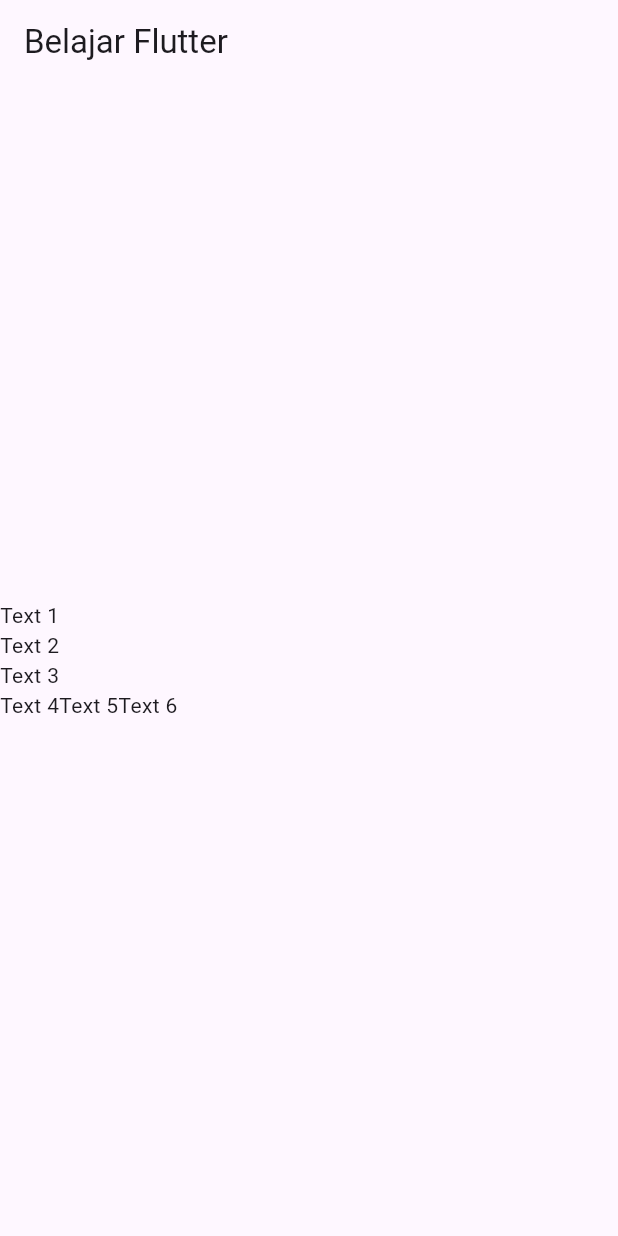
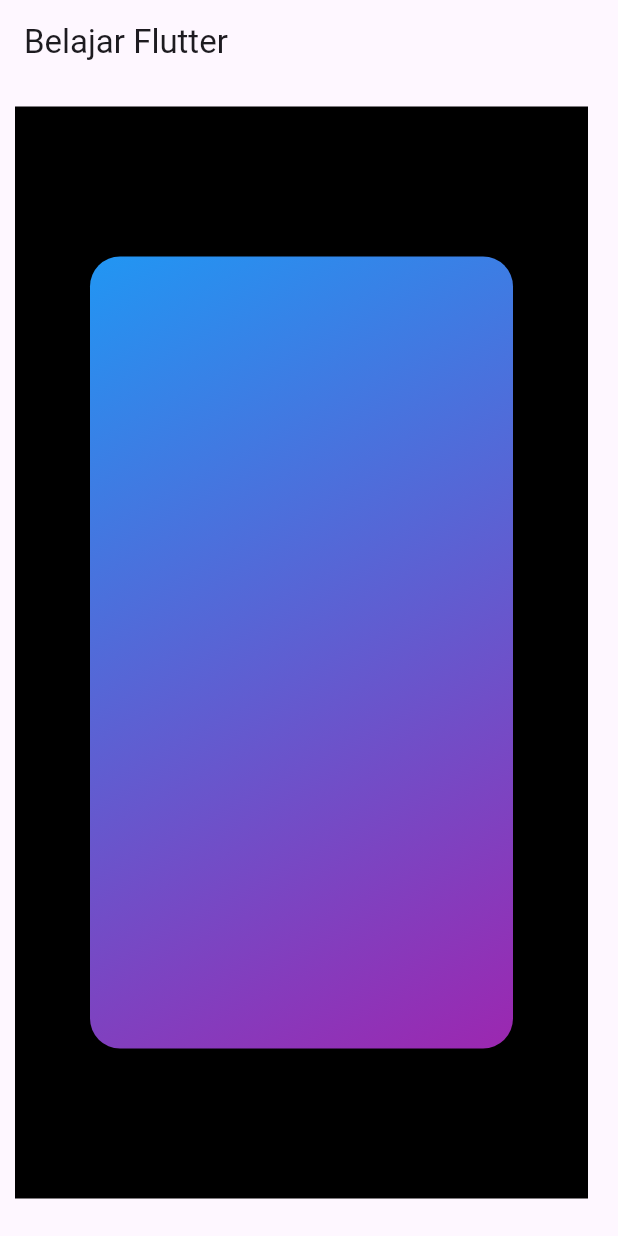
Before and after one commit to hunn99/belajarflutter, a Flutter app: the screen it shows after launch, on a phone screen of 412 x 824 dp. Run offline on Flutter 3.47's test engine with Material 3 defaults, Android fonts, the phone set to English and light mode, and no system bars.

Commit message:
container widget

```diff
--- a/lib/main.dart
+++ b/lib/main.dart
@@ -10,25 +10,24 @@ class MyApp extends StatelessWidget {
   @override
   Widget build(BuildContext context) {
     return MaterialApp(
-        home: Scaffold(
-            appBar: AppBar(
-              title: Text("Belajar Flutter"),
+      home: Scaffold(
+          appBar: AppBar(
+            title: Text("Belajar Flutter"),
+          ),
+          body: Container(
+            color: Colors.black,
+            margin: const EdgeInsets.fromLTRB(10, 15, 20, 25),
+            padding: EdgeInsets.only(bottom: 50, top: 50),
+            child: Container(
+              margin: EdgeInsets.all(50),
+              decoration: BoxDecoration(
+                  borderRadius: BorderRadius.circular(20),
+                  gradient: LinearGradient(
+                      begin: AlignmentDirectional.topStart,
+                      end: AlignmentDirectional.bottomEnd,
+                      colors: <Color>[Colors.blue, Colors.purple])),
             ),
-            body: Column(
-              mainAxisAlignment: MainAxisAlignment.center,
-              crossAxisAlignment: CrossAxisAlignment.start,
-              children: [
-                Text("Text 1"),
-                Text("Text 2"),
-                Text("Text 3"),
-                Row(
-                  children: [
-                    Text("Text 4"),
-                    Text("Text 5"),
-                    Text("Text 6"),
-                  ],
-                )
-              ],
-            )));
+          )),
+    );
   }
 }
```
